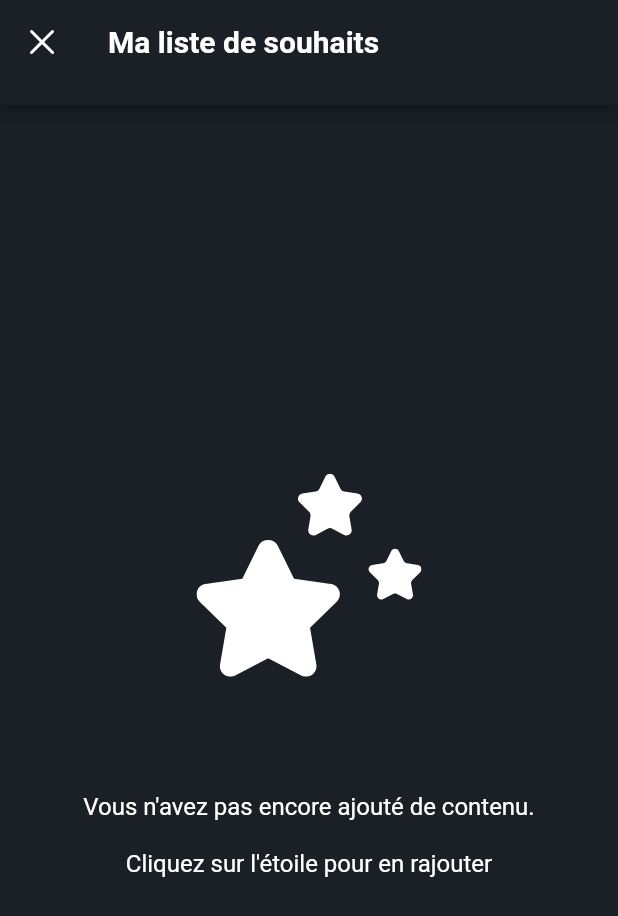
After one commit to adamHassanBR/projet_flutter, a Flutter app: the screen it shows after launch, after a tap on an icon or button, on a phone screen of 412 x 824 dp. The commit adds this screen. Shown: the top 916 px of the screen. Run offline on Flutter 3.47's test engine with Material 2 defaults, Android fonts, the phone set to English and light mode, and no system bars; our stand-ins replace bloc, firebase_auth, firebase_core, flutter_svg; accounts and stored records are empty; network calls fail.

Commit message:
Essai ajout Bloc + Initialisation Menus WishList/ Likes

```diff
--- a/lib/Pages/connexion/LoginPage.dart
+++ b/lib/Frontend/connexion.dart
@@ -1,13 +1,13 @@
 import 'package:flutter/material.dart';
 import 'package:firebase_auth/firebase_auth.dart';
 
-class LoginPage extends StatefulWidget
+class Connexion extends StatefulWidget
 {
   @override
   _LoginPageState createState() => _LoginPageState();
 }
 
-class _LoginPageState extends State<LoginPage>
+class _LoginPageState extends State<Connexion>
 {
   final _formKey = GlobalKey<FormState>();
   final _emailController = TextEditingController();
--- a/lib/Pages/home/home.dart
+++ b/lib/Frontend/home.dart
@@ -2,9 +2,11 @@ import 'package:flutter/material.dart';
 import 'package:flutter_svg/flutter_svg.dart';
 import 'dart:convert';
 import 'package:http/http.dart' as http;
+import 'package:projet_flutter/Frontend/whishlist.dart';
 
-import '../detail_jeu/detail_jeu.dart';
-import '../recherche/searching.dart';
+import 'detail_jeu.dart';
+import 'likes.dart';
+import 'searching.dart';
 
 //permet de venir récupérer les IDs du top 100 des jeux sur Steam et les renvoient sous forme de tableau de int
 Future<List<int>> fetchGameIds() async {
@@ -136,17 +138,37 @@ Widget build(BuildContext context) {
             ),
           ),
           //Puis on va afficher les SVG de l'etoile et du like
-          SvgPicture.asset(
+          GestureDetector(
+            onTap: () {
+              Navigator.push(
+                context,
+                MaterialPageRoute(
+                  builder: (_) => LikelistPage(),
+                ),
+              );
+            },
+            child: SvgPicture.asset(
               'assets/svg/like.svg',
               height: 20,
               width: 20,
             ),
+          ),
           //On ajoute un espace entre les 2 Svg
           SizedBox(width: 40),
-          SvgPicture.asset(
+          GestureDetector(
+            onTap: () {
+              Navigator.push(
+                context,
+                MaterialPageRoute(
+                  builder: (_) => WishlistPage(),
+                ),
+              );
+            },
+            child: SvgPicture.asset(
               'assets/svg/whishlist.svg',
               height: 20,
               width: 20,
+            ),
           ),
         ],
       ),
--- a/lib/Pages/recherche/searching.dart
+++ b/lib/Frontend/searching.dart
@@ -3,7 +3,7 @@ import 'package:flutter_svg/flutter_svg.dart';
 import 'dart:convert';
 import 'package:http/http.dart' as http;
 
-import '../detail_jeu/detail_jeu.dart';
+import 'detail_jeu.dart';
 
 //Notre classe de Search (Principale)
 class SearchPage extends StatefulWidget {
--- a/lib/Pages/inscription/SignUpPage.dart
+++ b/lib/Frontend/signup.dart
@@ -1,12 +1,12 @@
 import 'package:flutter/material.dart';
 import 'package:firebase_auth/firebase_auth.dart';
 
-class SignUpPage extends StatefulWidget {
+class Inscription extends StatefulWidget {
   @override
   _SignUpPageState createState() => _SignUpPageState();
 }
 
-class _SignUpPageState extends State<SignUpPage> {
+class _SignUpPageState extends State<Inscription> {
   final FirebaseAuth _auth = FirebaseAuth.instance;
   final GlobalKey<FormState> _formKey = GlobalKey<FormState>();
 
--- /dev/null
+++ b/lib/Frontend/whishlist.dart
@@ -0,0 +1,58 @@
+import 'package:flutter/material.dart';
+import 'package:flutter_svg/flutter_svg.dart';
+
+class WishlistPage extends StatelessWidget {
+  @override
+  Widget build(BuildContext context) {
+    return Scaffold(
+      appBar: PreferredSize(
+        preferredSize: Size.fromHeight(70),
+        child: AppBar(
+          backgroundColor: Color(0xFF1A2025),
+          leading: IconButton(
+            icon: SvgPicture.asset(
+              //on va load notre SVG
+              'assets/svg/close.svg',
+              color: Colors.white,
+            ),
+            //Quand on appuie dessus on revient au menu Home
+            onPressed: () => Navigator.pop(context),
+          ),
+          title: Row(
+            //On affiche notre Texte titre de page
+            children: [
+              Expanded(
+                child: Text(
+                  'Ma liste de souhaits',
+                  textAlign: TextAlign.left,
+                  style : TextStyle(
+                    fontWeight: FontWeight.bold,
+                  ),
+                ),
+              ),
+            ],
+          ),
+        ),
+      ),
+      body: Center(
+        child: Column(
+          mainAxisAlignment: MainAxisAlignment.center,
+          children: [
+            SvgPicture.asset(
+              'assets/svg/empty_whishlist.svg',
+              height: 150,
+              width: 150,
+            ),
+            SizedBox(height: 70),
+            Text(
+              "Vous n'avez pas encore ajouté de contenu.\n\nCliquez sur l'étoile pour en rajouter",
+              textAlign: TextAlign.center,
+              style: TextStyle(fontSize: 16, color: Colors.white),
+            ),
+          ],
+        ),
+      ),
+      backgroundColor: Color(0xFF1A2025),
+    );
+  }
+}
--- a/lib/main.dart
+++ b/lib/main.dart
@@ -1,10 +1,12 @@
 import 'package:flutter/material.dart';
-import 'package:projet_flutter/Pages/connexion/LoginPage.dart';
-import 'package:projet_flutter/Pages/inscription/SignUpPage.dart';
-import 'package:projet_flutter/Pages/detail_jeu/detail_jeu.dart';
-import 'package:projet_flutter/Pages/home/home.dart';
+import 'package:projet_flutter/Frontend/connexion.dart';
+import 'package:projet_flutter/Frontend/signup.dart';
+import 'package:projet_flutter/Frontend/detail_jeu.dart';
+import 'package:projet_flutter/Frontend/home.dart';
 import 'package:firebase_core/firebase_core.dart';
-import 'Pages/recherche/searching.dart';
+import 'Frontend/likes.dart';
+import 'Frontend/searching.dart';
+import 'Frontend/whishlist.dart';
 import 'firebase_options.dart';
 
 
@@ -31,10 +33,12 @@ class MyApp extends StatelessWidget {
       initialRoute: '/home',
       //On initialise nos routes
       routes: {
-        '/connexion': (context) => LoginPage(),
+        '/connexion': (context) => Connexion(),
         '/recherche' : (context) => SearchPage(''),
         '/home': (context) => HomePage(),
-        '/inscription': (context) => SignUpPage(),
+        '/inscription': (context) => Inscription(),
+        '/whishlist' : (context) => WishlistPage(),
+        'likes' : (context) => LikelistPage(),
         '/detail_jeu': (context) {
           final String gameId = ModalRoute.of(context)!.settings.arguments as String;
           return InfoJeu(gameId: gameId);
--- a/pubspec.yaml
+++ b/pubspec.yaml
@@ -40,6 +40,7 @@ dependencies:
   readmore: ^2.2.0
   firebase_auth: ^4.2.10
   firebase_core: ^2.7.1
+  flutter_bloc: ^8.0.0
 
 dev_dependencies:
   flutter_test:
```
Also changed, not shown: lib/Backend/auth_bloc.dart (added, +46 -0 lines), lib/Backend/auth_event.dart (added, +12 -0 lines), lib/Backend/auth_state.dart (added, +15 -0 lines), lib/Frontend/detail_jeu.dart (renamed from lib/Pages/detail_jeu/detail_jeu.dart, +47 -8 lines), lib/Frontend/likes.dart (added, +58 -0 lines), lib/Pages/jeux/jeux.dart (deleted), lib/Pages/likes/likes.dart (deleted), lib/Pages/whishlist/whishlist.dart (deleted), pubspec.lock. Lines whose indentation alone changed are shown as unchanged.
